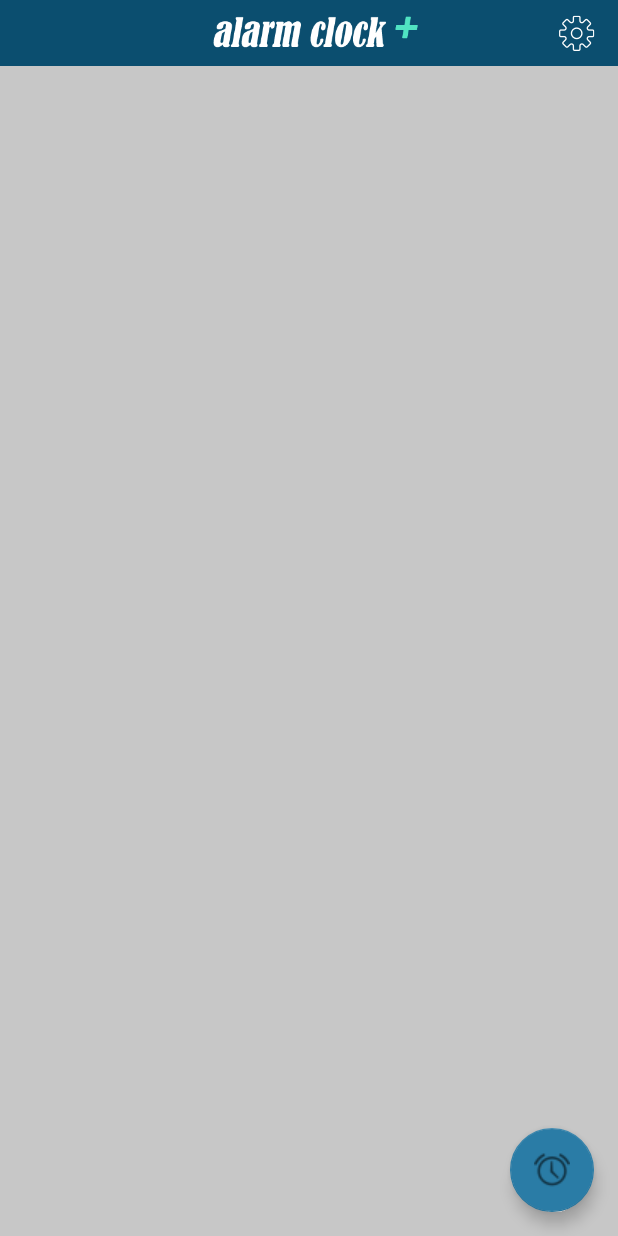
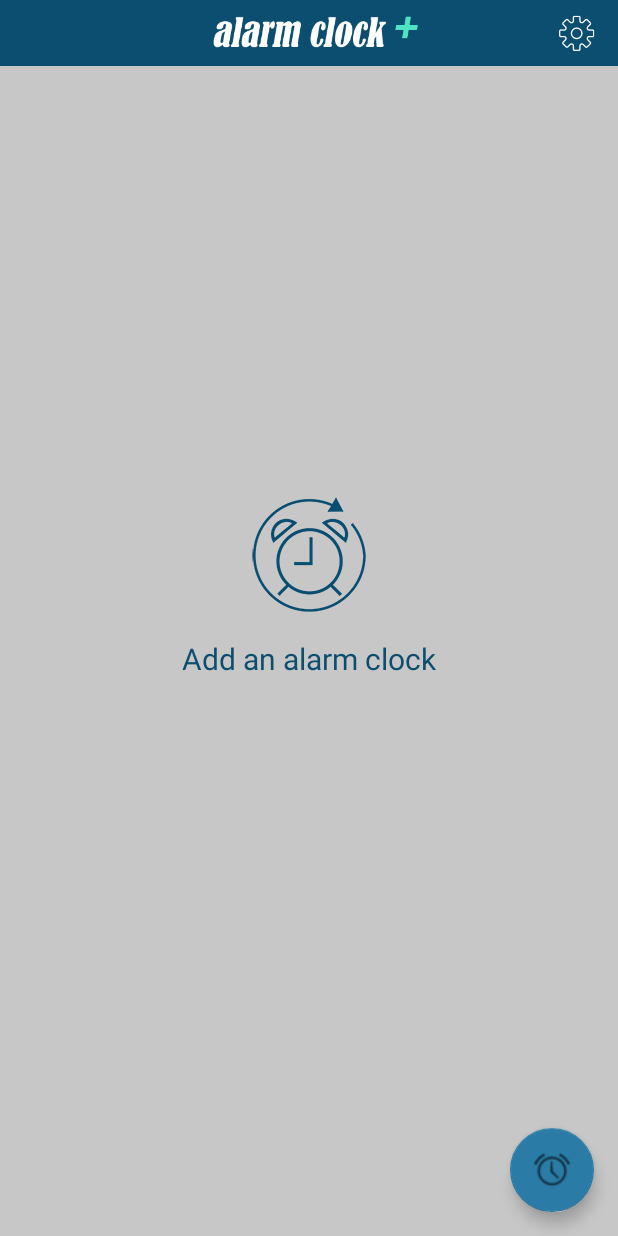
Before and after one commit to dizhanbin/alarm, an Android app: the layout form_main.xml on its own in the app's theme, with its tools: preview values and no code run, on a phone screen of 412 x 824 dp. Run offline under Robolectric (Android 15) with nearby library versions, the phone set to English and light mode, and no system bars.

Commit message:
New changelist

```diff
--- a/app/src/main/java/com/dym/alarm/common/AlarmUtil.java
+++ b/app/src/main/java/com/dym/alarm/common/AlarmUtil.java
@@ -38,7 +38,7 @@ public class AlarmUtil {
 
             ;
            // am.cancel(sender);
-            am.set(0, time, sender);
+            am.setExact(0, time, sender);
 
         }
         else{
--- a/app/src/main/res/layout/form_main.xml
+++ b/app/src/main/res/layout/form_main.xml
@@ -59,19 +59,26 @@
         </LinearLayout>
     </android.support.v7.widget.Toolbar>
 
-
+    <FrameLayout
+        android:layout_width="match_parent"
+        android:layout_height="match_parent"
+        android:layout_marginTop="@dimen/actionbar_height"
+        >
     <android.support.v7.widget.RecyclerView
         android:id="@+id/recyclerview"
         android:layout_width="match_parent"
         android:layout_height="match_parent"
-        android:layout_marginTop="@dimen/actionbar_height"
         android:background="@color/content"
         android:paddingTop="5dp"
+        />
 
-        >
+    <include layout="@layout/view_none_alarm"
+        android:id="@+id/alarm_add_tip"
+        />
+
+    </FrameLayout>
 
 
-    </android.support.v7.widget.RecyclerView>
 
 
     <android.support.design.widget.FloatingActionButton
--- /dev/null
+++ b/app/src/main/res/layout/view_none_alarm.xml
@@ -0,0 +1,30 @@
+<?xml version="1.0" encoding="utf-8"?>
+<LinearLayout xmlns:android="http://schemas.android.com/apk/res/android"
+    android:orientation="vertical" android:layout_width="match_parent"
+    android:layout_height="match_parent"
+    android:gravity="center"
+    android:paddingBottom="100dp"
+    >
+
+
+
+    <ImageView
+        android:layout_width="match_parent"
+        android:layout_height="wrap_content"
+        android:scaleType="centerInside"
+        android:src="@mipmap/logo_bg"
+        android:padding="15dp"
+        />
+
+
+    <TextView
+        fontPath="fonts/r-b.ttf"
+        android:layout_width="match_parent"
+        android:layout_height="wrap_content"
+        android:text="@string/add_tip"
+        android:textSize="@dimen/toolbar_title_size"
+        android:gravity="center"
+        android:textColor="@color/colorPrimaryDark"
+        />
+
+</LinearLayout>
--- a/app/src/main/res/values/strings.xml
+++ b/app/src/main/res/values/strings.xml
@@ -31,6 +31,7 @@
     <string name="des_next_alarm">next alarm time:</string>
     <string name="btn_close">Close</string>
     <string name="btn_to_set">To Set</string>
+    <string name="add_tip">Add an alarm clock</string>
 
     <array name="about_titles">
 
```
Also changed, not shown: app/src/main/java/com/dym/alarm/NotifyController.java (+16 -8 lines), app/src/main/java/com/dym/alarm/RP.java (+38 -1 lines), app/src/main/java/com/dym/alarm/common/NLog.java (+7 -0 lines), app/src/main/java/com/dym/alarm/forms/FormMain.java (+8 -3 lines), app/src/main/java/com/dym/alarm/model/MAlarm.java (+55 -14 lines), app/src/main/res/mipmap-hdpi/logo_bg.png (added), 1 other file.
